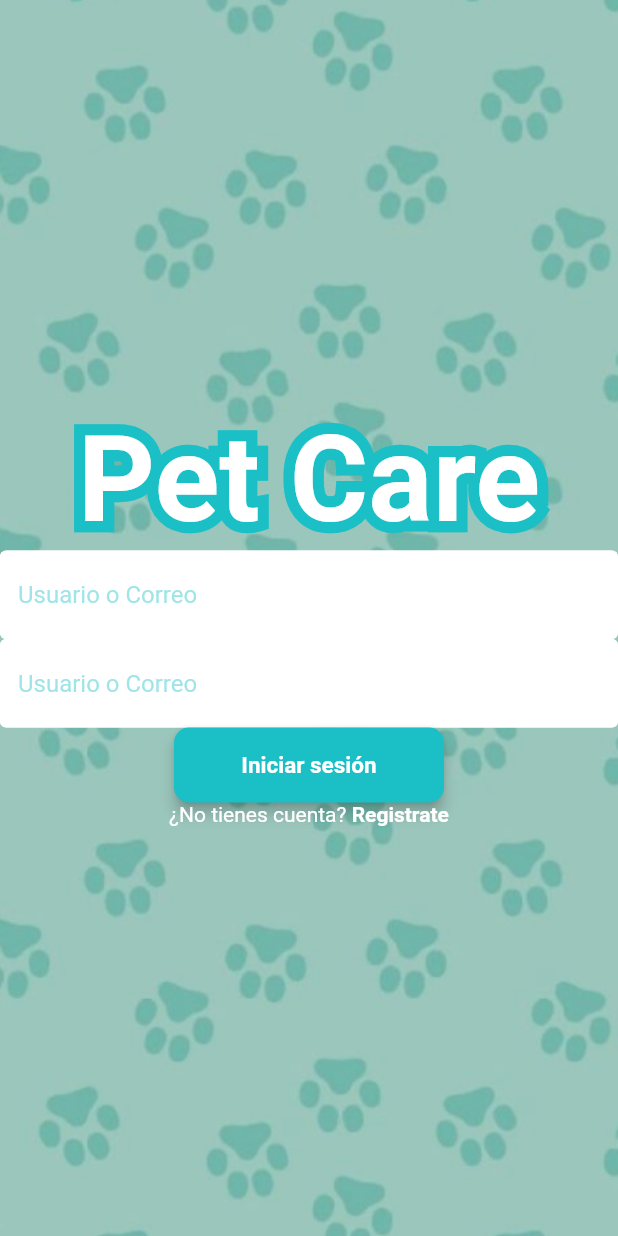
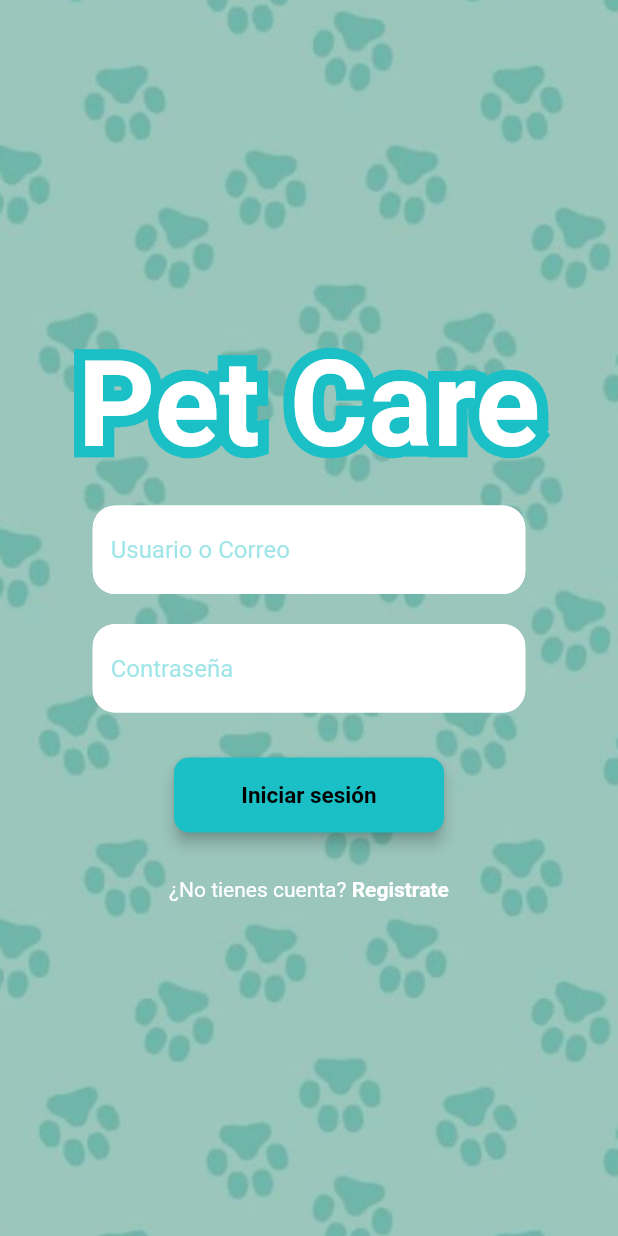
Before and after one commit to caloja1014/pet_care, a Flutter app: the screen it shows after launch, on a phone screen of 412 x 824 dp. Run offline on Flutter 3.47's test engine with Material 2 defaults, Android fonts, the phone set to English and light mode, and no system bars; our stand-ins replace get, google_fonts.

```diff
--- a/lib/app/data/serivces/connection_wrapper.dart
+++ b/lib/app/data/serivces/connection_wrapper.dart
@@ -12,6 +12,7 @@ class ConnectionWrapper extends GetConnect {
       Decoder<T>? decoder,
       Progress? uploadProgress}) {
     // TODO: implement patch
+    // ignore: unnecessary_brace_in_string_interps
     return super.patch("${ROOT_URL}${url}", body, contentType, headers, query,
         decoder, uploadProgress);
   }
--- a/lib/app/modules/login/views/login.view.dart
+++ b/lib/app/modules/login/views/login.view.dart
@@ -1,3 +1,4 @@
+import 'package:flutter/gestures.dart';
 import 'package:flutter/material.dart';
 
 import 'package:get/get.dart';
@@ -6,6 +7,7 @@ import '../controllers/login.controller.dart';
 import 'package:google_fonts/google_fonts.dart';
 
 class LoginView extends GetView<LoginController> {
+  final textFormFieldWidth = Get.width * 0.7;
   LoginView({Key? key}) : super(key: key);
   final _formKey = GlobalKey<FormState>();
   @override
@@ -23,39 +25,58 @@ class LoginView extends GetView<LoginController> {
               key: _formKey,
               child: Column(
                 children: [
-                  TextFormField(
-                    decoration: InputDecoration(
+                  Container(
+                    padding: const EdgeInsets.only(top: 10, bottom: 10),
+                    width: textFormFieldWidth,
+                    child: TextFormField(
+                      decoration: const InputDecoration(
                         hintText: 'Usuario o Correo',
                       ),
                     ),
-                  TextFormField(
-                    decoration: InputDecoration(
-                      hintText: 'Usuario o Correo',
+                  ),
+                  Container(
+                    padding: const EdgeInsets.only(top: 10, bottom: 10),
+                    width: textFormFieldWidth,
+                    child: TextFormField(
+                      obscureText: true,
+                      decoration: const InputDecoration(
+                        hintText: 'Contraseña',
+                      ),
                     ),
                   )
                 ],
               ),
             ),
-            ElevatedButton(
+            Padding(
+              padding: const EdgeInsets.only(top: 20, bottom: 20),
+              child: ElevatedButton(
                 onPressed: () {},
                 child: const Text(
                   'Iniciar sesión',
                 ),
               ),
-            RichText(
-              text: const TextSpan(
-                style: TextStyle(
+            ),
+            Padding(
+              padding: const EdgeInsets.only(top: 10, bottom: 10),
+              child: RichText(
+                text: TextSpan(
+                  style: const TextStyle(
                     color: Colors.white,
                   ),
                   text: '¿No tienes cuenta? ',
                   children: [
                     TextSpan(
                       text: 'Registrate',
-                    style: TextStyle(
+                      style: const TextStyle(
                         fontWeight: FontWeight.bold,
                       ),
+                      recognizer: TapGestureRecognizer()
+                        ..onTap = () {
+                          controller.displayRegisterType(context);
+                        },
                     ),
                   ],
+                ),
               ),
             )
           ],
@@ -65,7 +86,9 @@ class LoginView extends GetView<LoginController> {
   }
 
   Widget logoText() {
-    return Stack(
+    return Container(
+      padding: const EdgeInsets.only(top: 10, bottom: 10),
+      child: Stack(
         children: [
           Text(
             'Pet Care',
@@ -87,6 +110,7 @@ class LoginView extends GetView<LoginController> {
             ),
           )
         ],
+      ),
     );
   }
 }
--- a/lib/config/config.dart
+++ b/lib/config/config.dart
@@ -5,6 +5,8 @@ const Map<String, dynamic> ENV = {
   "ASSETS": {
     "IMAGES":{
       "backPage": 'assets/images/back_page.png',
+      "OWNER": 'assets/images/owner.png',
+      "PET_SHOP": 'assets/images/pet_shop.png',
     }
   }
 };
--- a/lib/main.dart
+++ b/lib/main.dart
@@ -10,13 +10,24 @@ void main() async {
   WidgetsFlutterBinding.ensureInitialized();
   SystemChrome.setPreferredOrientations(
       [DeviceOrientation.portraitUp, DeviceOrientation.portraitDown]);
-  runApp(const MyApp());
+  runApp(MyApp());
 }
 
 class MyApp extends StatelessWidget {
   final ENV = config.ENV;
-  const MyApp({Key? key}) : super(key: key);
-
+  MyApp({Key? key}) : super(key: key);
+  Map<int, Color> color = {
+    50: const Color.fromRGBO(26, 192, 198, .5),
+    100: const Color.fromRGBO(26, 192, 198, 1),
+    200: const Color.fromRGBO(26, 190, 190, 1),
+    300: const Color.fromRGBO(26, 192, 198, 1),
+    400: const Color.fromRGBO(26, 192, 198, 1),
+    500: const Color.fromRGBO(26, 192, 198, 1),
+    600: const Color.fromRGBO(26, 192, 198, 1),
+    700: const Color.fromRGBO(26, 192, 198, 1),
+    800: const Color.fromRGBO(26, 192, 198, 1),
+    900: const Color.fromRGBO(26, 192, 198, 1),
+  };
   @override
   Widget build(BuildContext context) {
     return Container(
@@ -30,10 +41,10 @@ class MyApp extends StatelessWidget {
         title: 'Pet Care',
         theme: ThemeData(
           scaffoldBackgroundColor: const Color.fromARGB(25, 0, 0, 0),
-          primarySwatch: Colors.blue,
+          primarySwatch: MaterialColor(0xFF1AC0C6, color),
           visualDensity: VisualDensity.adaptivePlatformDensity,
           buttonTheme: const ButtonThemeData(
-            buttonColor: Color.fromRGBO(26, 192, 198, 1),
+            buttonColor: Color(0xFF1AC0C6),
           ),
           elevatedButtonTheme: ElevatedButtonThemeData(
             style: ElevatedButton.styleFrom(
@@ -54,11 +65,17 @@ class MyApp extends StatelessWidget {
             filled: true,
             fillColor: Colors.white,
             enabledBorder: OutlineInputBorder(
+              borderRadius: BorderRadius.all(
+                Radius.circular(15),
+              ),
               borderSide: BorderSide(
                 color: Colors.white,
               ),
             ),
             focusedBorder: OutlineInputBorder(
+              borderRadius: BorderRadius.all(
+                Radius.circular(15),
+              ),
               borderSide: BorderSide(
                 color: Color.fromRGBO(26, 192, 198, 0.42),
               ),
--- a/pubspec.yaml
+++ b/pubspec.yaml
@@ -64,6 +64,8 @@ flutter:
   # To add assets to your application, add an assets section, like this:
   assets:
     - assets/images/back_page.png
+    - assets/images/owner.png
+    - assets/images/pet_shop.png
 
   # An image asset can refer to one or more resolution-specific "variants", see
   # https://flutter.dev/assets-and-images/#resolution-aware
```
Also changed, not shown: lib/app/modules/login/controllers/login.controller.dart (+42 -1 lines), assets/images/owner.png (added), assets/images/pet_shop.png (added). Lines whose indentation alone changed are shown as unchanged.
